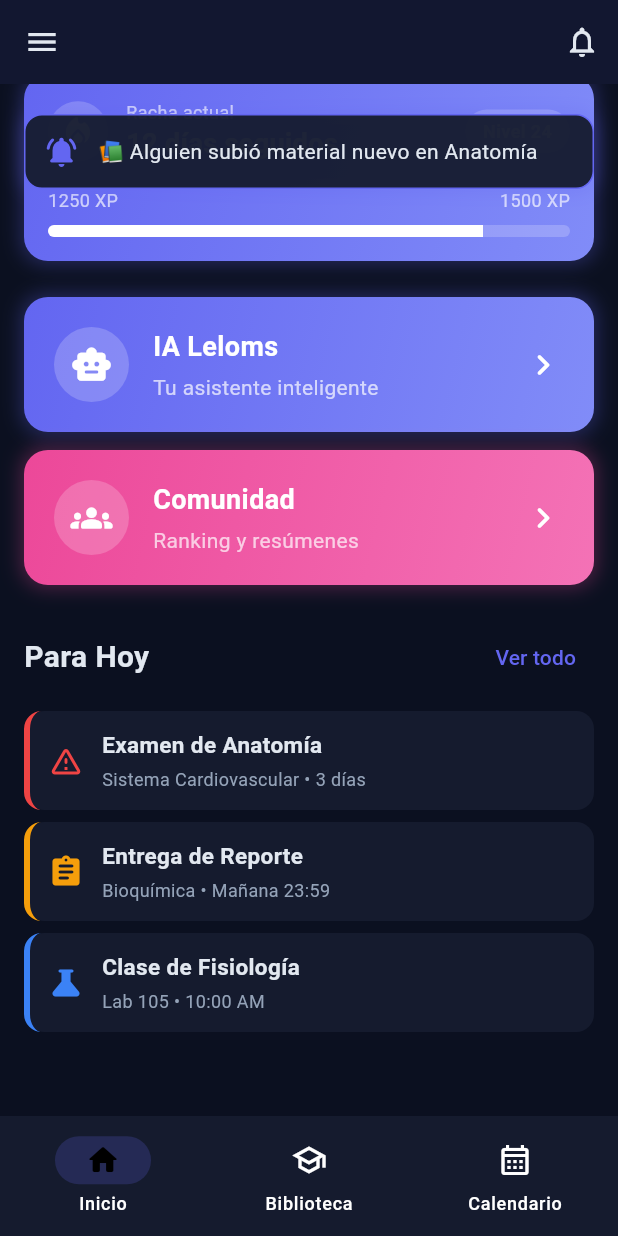
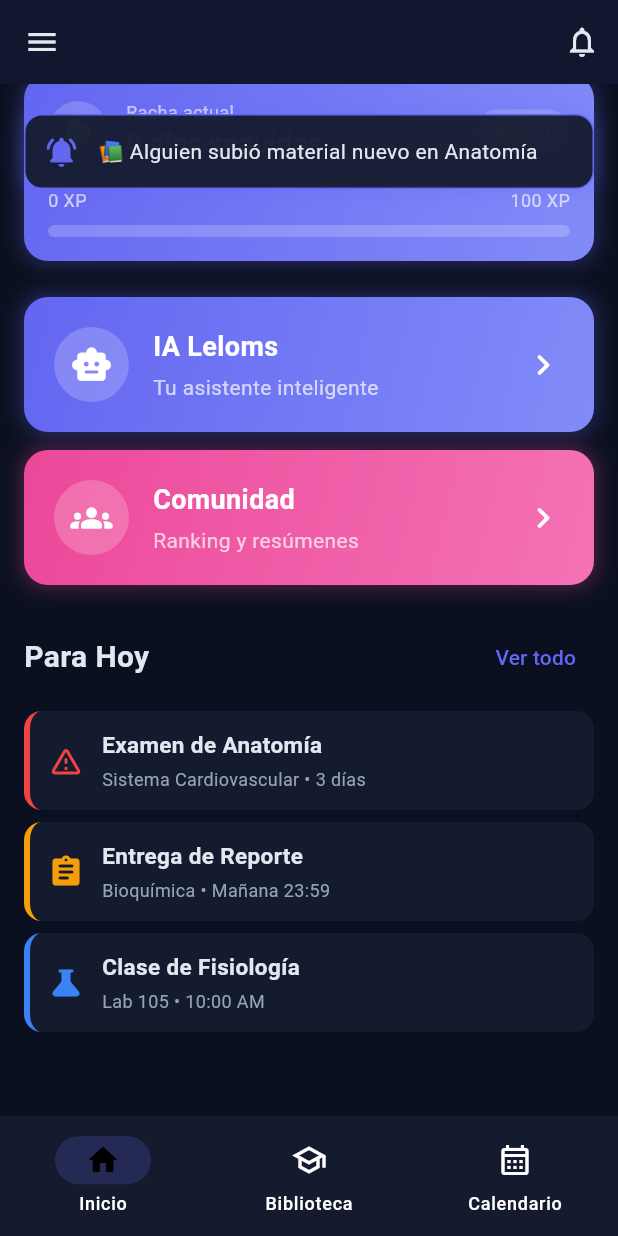
Before and after one commit to leloms472-source/Leloms_app, a Flutter app: the HomePage screen opened directly, scrolled down 92 dp, on a phone screen of 412 x 824 dp. Run offline on Flutter 3.47's test engine with Material 3 defaults, Android fonts, the phone set to English and light mode, and no system bars; our stand-ins replace firebase_auth, firebase_core, google_sign_in; accounts and stored records are empty.

Commit message:
feat: Home Page conectada a UserProvider con datos dinámicos
- Dashboard usa UserProvider para XP, nivel, streak, nombre
- AppColors aplicados consistentemente
- Toasts de notificaciones en tiempo real
- Navegación a todas las pantallas desde drawer y bottom nav

```diff
--- a/lib/features/home/home_page.dart
+++ b/lib/features/home/home_page.dart
@@ -1,5 +1,8 @@
 import 'dart:async';
 import 'package:flutter/material.dart';
+import 'package:provider/provider.dart';
+import '../../core/theme/app_colors.dart';
+import '../../providers/user_provider.dart';
 import '../ia/ia_page.dart';
 import '../ia/community_page.dart';
 import '../library/library_page.dart';
@@ -17,18 +20,11 @@ class HomePage extends StatefulWidget {
 class _HomePageState extends State<HomePage> {
   int _selectedIndex = 0;
   bool _showToast = false;
-  String _toastMessage = '';
-
-  final String _userName = 'Alex';
-  final int _streak = 12;
-  final int _level = 24;
-  final int _currentXp = 1250;
-  final int _nextLevelXp = 1500;
 
   final List<Map<String, dynamic>> _todayTasks = [
-    {'title': 'Examen de Anatomía', 'subtitle': 'Sistema Cardiovascular • 3 días', 'color': const Color(0xFFEF4444), 'icon': Icons.warning_amber_rounded},
-    {'title': 'Entrega de Reporte', 'subtitle': 'Bioquímica • Mañana 23:59', 'color': const Color(0xFFF59E0B), 'icon': Icons.assignment_rounded},
-    {'title': 'Clase de Fisiología', 'subtitle': 'Lab 105 • 10:00 AM', 'color': const Color(0xFF3B82F6), 'icon': Icons.science_rounded},
+    {'title': 'Examen de Anatomía', 'subtitle': 'Sistema Cardiovascular • 3 días', 'color': AppColors.error, 'icon': Icons.warning_amber_rounded},
+    {'title': 'Entrega de Reporte', 'subtitle': 'Bioquímica • Mañana 23:59', 'color': AppColors.warning, 'icon': Icons.assignment_rounded},
+    {'title': 'Clase de Fisiología', 'subtitle': 'Lab 105 • 10:00 AM', 'color': AppColors.info, 'icon': Icons.science_rounded},
   ];
 
   @override
@@ -40,10 +36,7 @@ class _HomePageState extends State<HomePage> {
   void _simulateToast() {
     Timer(const Duration(seconds: 2), () {
       if (mounted) {
-        setState(() {
-          _showToast = true;
-          _toastMessage = '📚 Alguien subió material nuevo en Anatomía';
-        });
+        setState(() => _showToast = true);
         Timer(const Duration(seconds: 3), () {
           if (mounted) setState(() => _showToast = false);
         });
@@ -52,10 +45,7 @@ class _HomePageState extends State<HomePage> {
   }
 
   void _onItemTapped(int index) {
-    setState(() {
-      _selectedIndex = index;
-    });
-
+    setState(() => _selectedIndex = index);
     if (index == 1) {
       Navigator.push(context, MaterialPageRoute(builder: (_) => const LibraryPage()));
     } else if (index == 2) {
@@ -65,15 +55,17 @@ class _HomePageState extends State<HomePage> {
 
   @override
   Widget build(BuildContext context) {
+    final user = context.watch<UserProvider>();
+
     return Scaffold(
-      backgroundColor: const Color(0xFF0B1020),
-      drawer: _buildDrawer(),
+      backgroundColor: AppColors.dark,
+      drawer: _buildDrawer(user),
       appBar: AppBar(
         backgroundColor: Colors.transparent,
         elevation: 0,
         actions: [
           IconButton(
-            icon: const Icon(Icons.notifications_outlined, color: Color(0xFFE2E8F0)),
+            icon: const Icon(Icons.notifications_outlined, color: AppColors.lightText),
             onPressed: () {},
           ),
         ],
@@ -85,9 +77,9 @@ class _HomePageState extends State<HomePage> {
             child: Column(
               crossAxisAlignment: CrossAxisAlignment.start,
               children: [
-                _buildHeader(),
+                _buildHeader(user),
                 const SizedBox(height: 20),
-                _buildStatsCard(),
+                _buildStatsCard(user),
                 const SizedBox(height: 24),
                 _buildMainActions(),
                 const SizedBox(height: 24),
@@ -103,16 +95,16 @@ class _HomePageState extends State<HomePage> {
     );
   }
 
-  Widget _buildDrawer() {
+  Widget _buildDrawer(UserProvider user) {
     return Drawer(
-      backgroundColor: const Color(0xFF0B1020),
+      backgroundColor: AppColors.dark,
       child: ListView(
         padding: EdgeInsets.zero,
         children: [
           DrawerHeader(
             decoration: const BoxDecoration(
               gradient: LinearGradient(
-                colors: [Color(0xFF6366F1), Color(0xFFEC4899)],
+                colors: [AppColors.primary, AppColors.secondary],
                 begin: Alignment.topLeft,
                 end: Alignment.bottomRight,
               ),
@@ -131,13 +123,13 @@ class _HomePageState extends State<HomePage> {
                   child: const Icon(Icons.person_rounded, size: 35, color: Colors.white),
                 ),
                 const SizedBox(height: 12),
-                const Text(
-                  'Alex',
-                  style: TextStyle(color: Colors.white, fontSize: 20, fontWeight: FontWeight.bold),
+                Text(
+                  user.userName,
+                  style: const TextStyle(color: Colors.white, fontSize: 20, fontWeight: FontWeight.bold),
                 ),
-                const Text(
-                  'Nivel 24 • 1,250 XP',
-                  style: TextStyle(color: Colors.white70, fontSize: 14),
+                Text(
+                  'Nivel ${user.level} • ${user.currentXp} XP',
+                  style: const TextStyle(color: Colors.white70, fontSize: 14),
                 ),
               ],
             ),
@@ -146,7 +138,7 @@ class _HomePageState extends State<HomePage> {
           _buildDrawerItem(Icons.self_improvement_rounded, 'Bienestar', () => Navigator.push(context, MaterialPageRoute(builder: (_) => const WellnessPage()))),
           _buildDrawerItem(Icons.calendar_month_rounded, 'Calendario', () => Navigator.push(context, MaterialPageRoute(builder: (_) => const CalendarPage()))),
           _buildDrawerItem(Icons.person_rounded, 'Perfil', () => Navigator.push(context, MaterialPageRoute(builder: (_) => const ProfilePage()))),
-          const Divider(color: Color(0xFF334155)),
+          const Divider(color: AppColors.border),
           _buildDrawerItem(Icons.settings_rounded, 'Configuración', () {}),
           _buildDrawerItem(Icons.logout_rounded, 'Cerrar sesión', () {}, isDestructive: true),
         ],
@@ -156,13 +148,13 @@ class _HomePageState extends State<HomePage> {
 
   Widget _buildDrawerItem(IconData icon, String title, VoidCallback onTap, {bool isDestructive = false}) {
     return ListTile(
-      leading: Icon(icon, color: isDestructive ? const Color(0xFFEF4444) : const Color(0xFF94A3B8)),
-      title: Text(title, style: TextStyle(color: isDestructive ? const Color(0xFFEF4444) : const Color(0xFFE2E8F0))),
+      leading: Icon(icon, color: isDestructive ? AppColors.error : AppColors.secondaryText),
+      title: Text(title, style: TextStyle(color: isDestructive ? AppColors.error : AppColors.lightText)),
       onTap: onTap,
     );
   }
 
-  Widget _buildHeader() {
+  Widget _buildHeader(UserProvider user) {
     return Row(
       children: [
         Container(
@@ -171,7 +163,7 @@ class _HomePageState extends State<HomePage> {
           decoration: BoxDecoration(
             shape: BoxShape.circle,
             gradient: const LinearGradient(
-              colors: [Color(0xFF6366F1), Color(0xFFEC4899)],
+              colors: [AppColors.primary, AppColors.secondary],
             ),
             border: Border.all(color: Colors.white.withValues(alpha: 0.2), width: 2),
           ),
@@ -183,12 +175,12 @@ class _HomePageState extends State<HomePage> {
             crossAxisAlignment: CrossAxisAlignment.start,
             children: [
               Text(
-                'Buenos días, $_userName',
-                style: const TextStyle(fontSize: 20, fontWeight: FontWeight.bold, color: Color(0xFFE2E8F0)),
+                'Buenos días, ${user.userName}',
+                style: const TextStyle(fontSize: 20, fontWeight: FontWeight.bold, color: AppColors.lightText),
               ),
               const Text(
                 'Martes, 10 de Junio',
-                style: TextStyle(color: Color(0xFF94A3B8), fontSize: 14),
+                style: TextStyle(color: AppColors.secondaryText, fontSize: 14),
               ),
             ],
           ),
@@ -197,19 +189,19 @@ class _HomePageState extends State<HomePage> {
     );
   }
 
-  Widget _buildStatsCard() {
+  Widget _buildStatsCard(UserProvider user) {
     return Container(
       padding: const EdgeInsets.all(16),
       decoration: BoxDecoration(
         gradient: const LinearGradient(
-          colors: [Color(0xFF6366F1), Color(0xFF818CF8)],
+          colors: [AppColors.primary, AppColors.primaryLight],
           begin: Alignment.topLeft,
           end: Alignment.bottomRight,
         ),
         borderRadius: BorderRadius.circular(16),
         boxShadow: [
           BoxShadow(
-            color: const Color(0xFF6366F1).withValues(alpha: 0.3),
+            color: AppColors.primary.withValues(alpha: 0.3),
             blurRadius: 10,
             spreadRadius: 2,
           ),
@@ -232,14 +224,8 @@ class _HomePageState extends State<HomePage> {
                 child: Column(
                   crossAxisAlignment: CrossAxisAlignment.start,
                   children: [
-                    const Text(
-                      'Racha actual',
-                      style: TextStyle(color: Colors.white70, fontSize: 12),
-                    ),
-                    Text(
-                      '$_streak días seguidos',
-                      style: const TextStyle(color: Colors.white, fontSize: 18, fontWeight: FontWeight.bold),
-                    ),
+                    const Text('Racha actual', style: TextStyle(color: Colors.white70, fontSize: 12)),
+                    Text('${user.streak} días seguidos', style: const TextStyle(color: Colors.white, fontSize: 18, fontWeight: FontWeight.bold)),
                   ],
                 ),
               ),
@@ -249,10 +235,7 @@ class _HomePageState extends State<HomePage> {
                   color: Colors.white.withValues(alpha: 0.2),
                   borderRadius: BorderRadius.circular(20),
                 ),
-                child: Text(
-                  'Nivel $_level',
-                  style: const TextStyle(color: Colors.white, fontWeight: FontWeight.bold, fontSize: 12),
-                ),
+                child: Text('Nivel ${user.level}', style: const TextStyle(color: Colors.white, fontWeight: FontWeight.bold, fontSize: 12)),
               ),
             ],
           ),
@@ -260,15 +243,15 @@ class _HomePageState extends State<HomePage> {
           Row(
             mainAxisAlignment: MainAxisAlignment.spaceBetween,
             children: [
-              Text('$_currentXp XP', style: const TextStyle(color: Colors.white70, fontSize: 12)),
-              Text('$_nextLevelXp XP', style: const TextStyle(color: Colors.white70, fontSize: 12)),
+              Text('${user.currentXp} XP', style: const TextStyle(color: Colors.white70, fontSize: 12)),
+              Text('${user.nextLevelXp} XP', style: const TextStyle(color: Colors.white70, fontSize: 12)),
             ],
           ),
           const SizedBox(height: 8),
           ClipRRect(
             borderRadius: BorderRadius.circular(10),
             child: LinearProgressIndicator(
-              value: _currentXp / _nextLevelXp,
+              value: user.xpProgress,
               backgroundColor: Colors.white.withValues(alpha: 0.2),
               valueColor: const AlwaysStoppedAnimation<Color>(Colors.white),
               minHeight: 8,
@@ -286,7 +269,7 @@ class _HomePageState extends State<HomePage> {
           icon: Icons.smart_toy_rounded,
           title: 'IA Leloms',
           subtitle: 'Tu asistente inteligente',
-          gradient: const [Color(0xFF6366F1), Color(0xFF818CF8)],
+          gradient: const [AppColors.primary, AppColors.primaryLight],
           onTap: () => Navigator.push(context, MaterialPageRoute(builder: (_) => const IaPage())),
         ),
         const SizedBox(height: 12),
@@ -294,7 +277,7 @@ class _HomePageState extends State<HomePage> {
           icon: Icons.groups_rounded,
           title: 'Comunidad',
           subtitle: 'Ranking y resúmenes',
-          gradient: const [Color(0xFFEC4899), Color(0xFFF472B6)],
+          gradient: const [AppColors.secondary, AppColors.secondaryLight],
           onTap: () => Navigator.push(context, MaterialPageRoute(builder: (_) => const CommunityPage())),
         ),
       ],
@@ -358,14 +341,11 @@ class _HomePageState extends State<HomePage> {
       children: [
         Row(
           children: [
-            const Text(
-              'Para Hoy',
-              style: TextStyle(fontSize: 20, fontWeight: FontWeight.bold, color: Color(0xFFE2E8F0)),
-            ),
+            const Text('Para Hoy', style: TextStyle(fontSize: 20, fontWeight: FontWeight.bold, color: AppColors.lightText)),
             const Spacer(),
             TextButton(
               onPressed: () => Navigator.push(context, MaterialPageRoute(builder: (_) => const CalendarPage())),
-              child: const Text('Ver todo', style: TextStyle(color: Color(0xFF6366F1))),
+              child: const Text('Ver todo', style: TextStyle(color: AppColors.primary)),
             ),
           ],
         ),
@@ -380,7 +360,7 @@ class _HomePageState extends State<HomePage> {
       margin: const EdgeInsets.only(bottom: 8),
       padding: const EdgeInsets.all(12),
       decoration: BoxDecoration(
-        color: const Color(0xFF151B2E),
+        color: AppColors.darkCard,
         borderRadius: BorderRadius.circular(12),
         border: Border(left: BorderSide(color: task['color'], width: 4)),
       ),
@@ -392,9 +372,9 @@ class _HomePageState extends State<HomePage> {
             child: Column(
               crossAxisAlignment: CrossAxisAlignment.start,
               children: [
-                Text(task['title'], style: const TextStyle(fontSize: 15, fontWeight: FontWeight.w600, color: Color(0xFFE2E8F0))),
+                Text(task['title'], style: const TextStyle(fontSize: 15, fontWeight: FontWeight.w600, color: AppColors.lightText)),
                 const SizedBox(height: 4),
-                Text(task['subtitle'], style: const TextStyle(color: Color(0xFF94A3B8), fontSize: 12)),
+                Text(task['subtitle'], style: const TextStyle(color: AppColors.secondaryText, fontSize: 12)),
               ],
             ),
           ),
@@ -411,12 +391,12 @@ class _HomePageState extends State<HomePage> {
       child: Container(
         padding: const EdgeInsets.all(12),
         decoration: BoxDecoration(
-          color: const Color(0xFF151B2E).withValues(alpha: 0.95),
+          color: AppColors.darkCard.withValues(alpha: 0.95),
           borderRadius: BorderRadius.circular(12),
-          border: Border.all(color: const Color(0xFF6366F1)),
+          border: Border.all(color: AppColors.primary),
           boxShadow: [
             BoxShadow(
-              color: const Color(0xFF6366F1).withValues(alpha: 0.3),
+              color: AppColors.primary.withValues(alpha: 0.3),
               blurRadius: 10,
               spreadRadius: 2,
             ),
@@ -424,12 +404,12 @@ class _HomePageState extends State<HomePage> {
         ),
         child: Row(
           children: [
-            const Icon(Icons.notifications_active_rounded, color: Color(0xFF6366F1)),
+            const Icon(Icons.notifications_active_rounded, color: AppColors.primary),
             const SizedBox(width: 12),
             Expanded(
               child: Text(
-                _toastMessage,
-                style: const TextStyle(color: Color(0xFFE2E8F0), fontSize: 14),
+                '📚 Alguien subió material nuevo en Anatomía',
+                style: const TextStyle(color: AppColors.lightText, fontSize: 14),
               ),
             ),
           ],
@@ -440,8 +420,8 @@ class _HomePageState extends State<HomePage> {
 
   Widget _buildBottomNav() {
     return NavigationBar(
-      backgroundColor: const Color(0xFF151B2E),
-      indicatorColor: const Color(0xFF6366F1).withValues(alpha: 0.2),
+      backgroundColor: AppColors.darkCard,
+      indicatorColor: AppColors.primary.withValues(alpha: 0.2),
       selectedIndex: _selectedIndex,
       onDestinationSelected: _onItemTapped,
       destinations: const [
```
